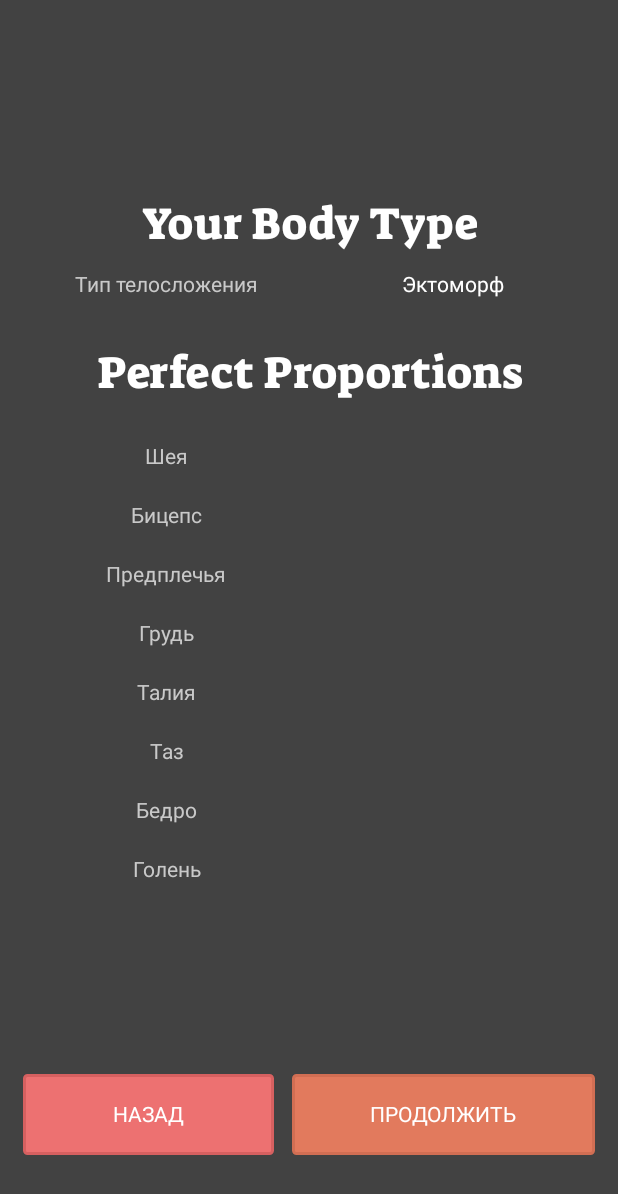
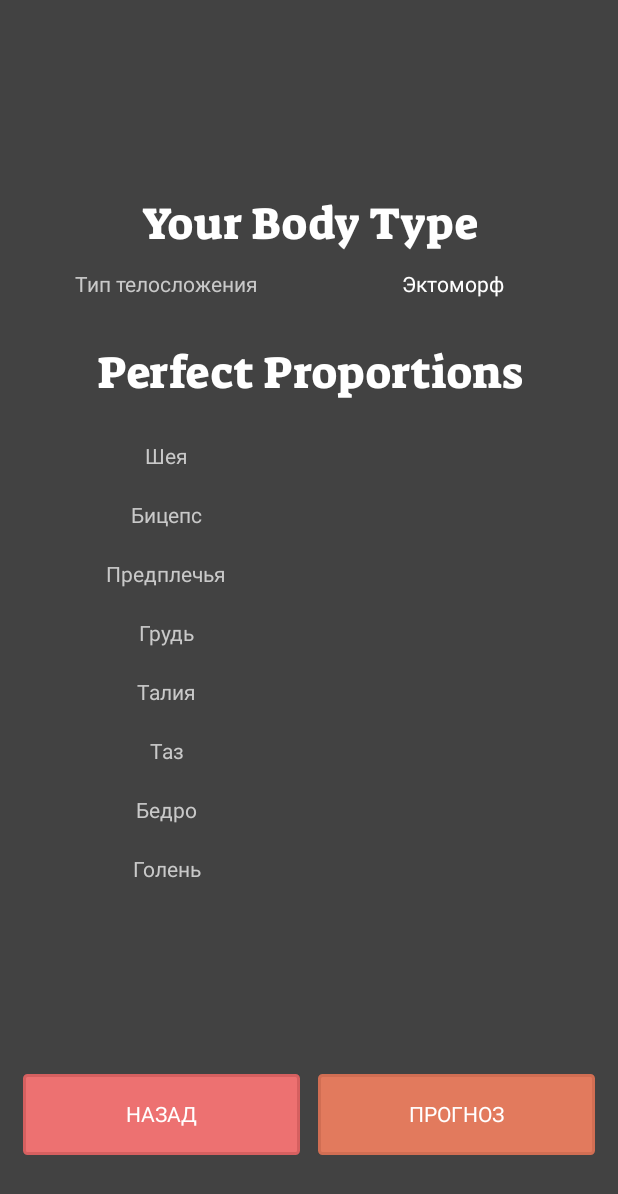
Before and after one commit to SibNinja/MuscleArt, an Android app: the PreviewActivity screen opened directly, with no data from a screen before it, on a phone screen of 412 x 824 dp. Shown: the top 1194 px of the screen. Run offline under Robolectric (Android 15) with nearby library versions, the phone set to English and light mode, and no system bars; 9 statements that could not run were skipped.

Commit message:
верхушка айзберга моих страданий

```diff
--- a/app/src/main/res/layout/activity_preview.xml
+++ b/app/src/main/res/layout/activity_preview.xml
@@ -405,7 +405,7 @@
             android:layout_weight="1"
             android:background="@drawable/btn_register"
             android:fontFamily="@font/montserrat"
-            android:text="@string/btnNext"
+            android:text="@string/btnPrg"
             android:textColor="@color/white" />
     </LinearLayout>
 </RelativeLayout>
--- a/app/src/main/res/values/strings.xml
+++ b/app/src/main/res/values/strings.xml
@@ -70,6 +70,7 @@
     <string name="AboutEct1">Чтобы набрать массу, нужно тренироваться не чаще трех раз в неделю. Коротко и интенсивно, с тяжелыми базовыми упражнениями, сплитами.</string>
     <string name="AboutEct2">Эктоморфу требуется повышенное содержание калорий. В дни без тренировок рекомендуется вести малоподвижный образ жизни.</string>
     <string name="SportEct">Подходят циклические виды спорта: гребля, конькобежный спорт, бег, плавание, велоспорт.</string>
+    <string name="btnPrg">Прогноз</string>
 
 
 </resources>
```
